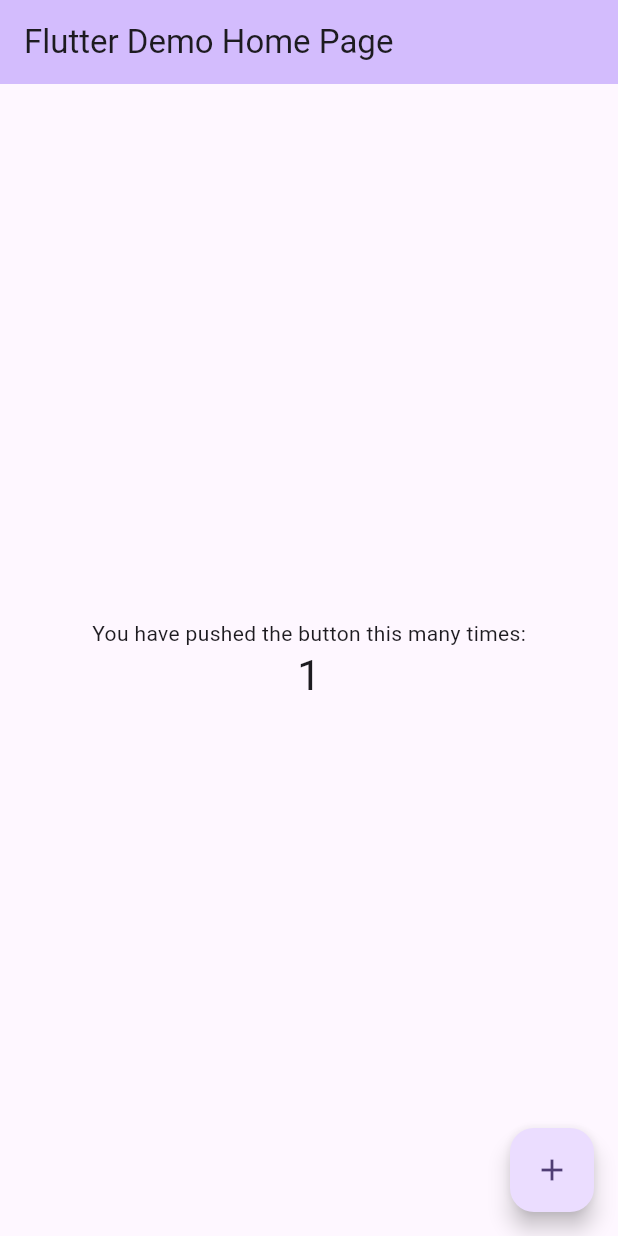
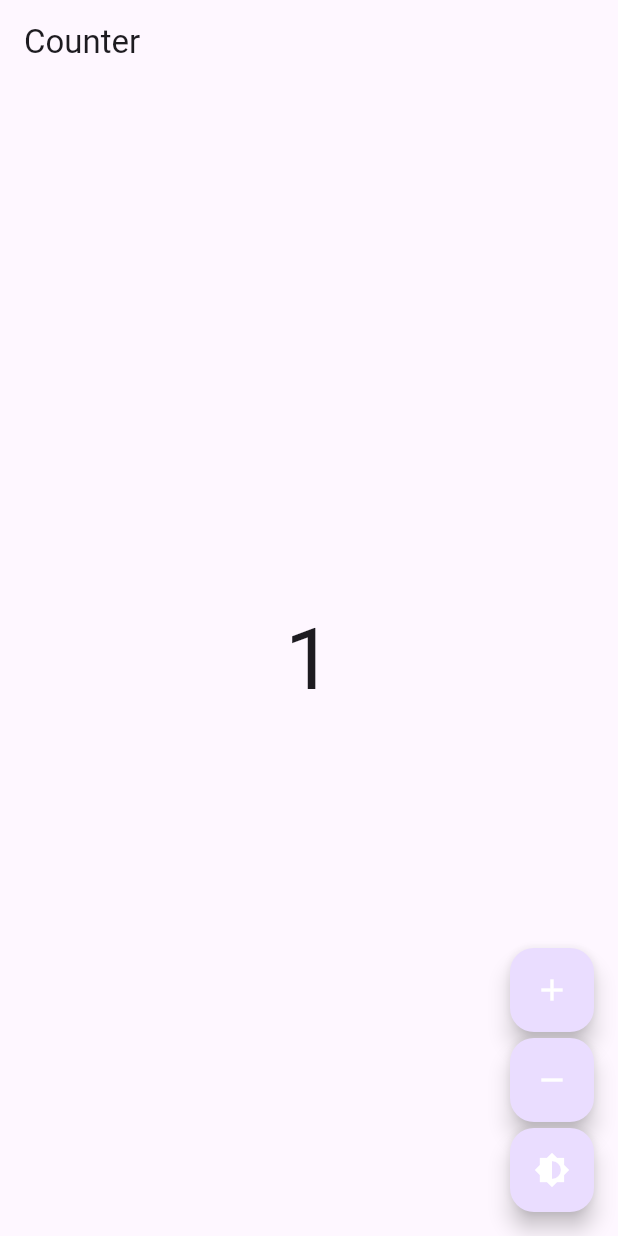
Before and after one commit to boiko-volodymyr/lamp-app, a Flutter app: the screen it shows after launch, after a tap on the "add" icon, on a phone screen of 412 x 824 dp. Run offline on Flutter 3.47's test engine with Material 3 defaults, Android fonts, the phone set to English and light mode, and no system bars; our stand-ins replace flutter_bloc.

Commit message:
bloc add

```diff
--- a/lib/main.dart
+++ b/lib/main.dart
@@ -1,125 +1,190 @@
+// ignore_for_file: avoid_print
+
 import 'package:flutter/material.dart';
+import 'package:flutter_bloc/flutter_bloc.dart';
 
 void main() {
-  runApp(const MyApp());
+  Bloc.observer = const AppBlocObserver();
+  runApp(const App());
 }
 
-class MyApp extends StatelessWidget {
-  const MyApp({super.key});
+/// {@template app_bloc_observer}
+/// Custom [BlocObserver] that observes all bloc and cubit state changes.
+/// {@endtemplate}
+class AppBlocObserver extends BlocObserver {
+  /// {@macro app_bloc_observer}
+  const AppBlocObserver();
 
-  // This widget is the root of your application.
+  @override
+  void onChange(BlocBase<dynamic> bloc, Change<dynamic> change) {
+    super.onChange(bloc, change);
+    if (bloc is Cubit) print(change);
+  }
+
+  @override
+  void onTransition(
+      Bloc<dynamic, dynamic> bloc,
+      Transition<dynamic, dynamic> transition,
+      ) {
+    super.onTransition(bloc, transition);
+    print(transition);
+  }
+}
+
+/// {@template app}
+/// A [StatelessWidget] that:
+/// * uses [bloc](https://pub.dev/packages/bloc) and
+/// [flutter_bloc](https://pub.dev/packages/flutter_bloc)
+/// to manage the state of a counter and the app theme.
+/// {@endtemplate}
+class App extends StatelessWidget {
+  /// {@macro app}
+  const App({super.key});
+
   @override
   Widget build(BuildContext context) {
-    return MaterialApp(
-      title: 'Flutter Demo',
-      theme: ThemeData(
-        // This is the theme of your application.
-        //
-        // TRY THIS: Try running your application with "flutter run". You'll see
-        // the application has a purple toolbar. Then, without quitting the app,
-        // try changing the seedColor in the colorScheme below to Colors.green
-        // and then invoke "hot reload" (save your changes or press the "hot
-        // reload" button in a Flutter-supported IDE, or press "r" if you used
-        // the command line to start the app).
-        //
-        // Notice that the counter didn't reset back to zero; the application
-        // state is not lost during the reload. To reset the state, use hot
-        // restart instead.
-        //
-        // This works for code too, not just values: Most code changes can be
-        // tested with just a hot reload.
-        colorScheme: ColorScheme.fromSeed(seedColor: Colors.deepPurple),
-        useMaterial3: true,
-      ),
-      home: const MyHomePage(title: 'Flutter Demo Home Page'),
+    return BlocProvider(
+      create: (_) => ThemeCubit(),
+      child: const AppView(),
     );
   }
 }
 
-class MyHomePage extends StatefulWidget {
-  const MyHomePage({super.key, required this.title});
-
-  // This widget is the home page of your application. It is stateful, meaning
-  // that it has a State object (defined below) that contains fields that affect
-  // how it looks.
-
-  // This class is the configuration for the state. It holds the values (in this
-  // case the title) provided by the parent (in this case the App widget) and
-  // used by the build method of the State. Fields in a Widget subclass are
-  // always marked "final".
-
-  final String title;
-
-  @override
-  State<MyHomePage> createState() => _MyHomePageState();
-}
-
-class _MyHomePageState extends State<MyHomePage> {
-  int _counter = 0;
-
-  void _incrementCounter() {
-    setState(() {
-      // This call to setState tells the Flutter framework that something has
-      // changed in this State, which causes it to rerun the build method below
-      // so that the display can reflect the updated values. If we changed
-      // _counter without calling setState(), then the build method would not be
-      // called again, and so nothing would appear to happen.
-      _counter++;
-    });
-  }
+/// {@template app_view}
+/// A [StatelessWidget] that:
+/// * reacts to state changes in the [ThemeCubit]
+/// and updates the theme of the [MaterialApp].
+/// * renders the [CounterPage].
+/// {@endtemplate}
+class AppView extends StatelessWidget {
+  /// {@macro app_view}
+  const AppView({super.key});
 
   @override
   Widget build(BuildContext context) {
-    // This method is rerun every time setState is called, for instance as done
-    // by the _incrementCounter method above.
-    //
-    // The Flutter framework has been optimized to make rerunning build methods
-    // fast, so that you can just rebuild anything that needs updating rather
-    // than having to individually change instances of widgets.
+    return BlocBuilder<ThemeCubit, ThemeData>(
+      builder: (_, theme) {
+        return MaterialApp(
+          theme: theme,
+          home: const CounterPage(),
+        );
+      },
+    );
+  }
+}
+
+/// {@template counter_page}
+/// A [StatelessWidget] that:
+/// * provides a [CounterBloc] to the [CounterView].
+/// {@endtemplate}
+class CounterPage extends StatelessWidget {
+  /// {@macro counter_page}
+  const CounterPage({super.key});
+
+  @override
+  Widget build(BuildContext context) {
+    return BlocProvider(
+      create: (_) => CounterBloc(),
+      child: const CounterView(),
+    );
+  }
+}
+
+/// {@template counter_view}
+/// A [StatelessWidget] that:
+/// * demonstrates how to consume and interact with a [CounterBloc].
+/// {@endtemplate}
+class CounterView extends StatelessWidget {
+  /// {@macro counter_view}
+  const CounterView({super.key});
+
+  @override
+  Widget build(BuildContext context) {
     return Scaffold(
-      appBar: AppBar(
-        // TRY THIS: Try changing the color here to a specific color (to
-        // Colors.amber, perhaps?) and trigger a hot reload to see the AppBar
-        // change color while the other colors stay the same.
-        backgroundColor: Theme.of(context).colorScheme.inversePrimary,
-        // Here we take the value from the MyHomePage object that was created by
-        // the App.build method, and use it to set our appbar title.
-        title: Text(widget.title),
+      appBar: AppBar(title: const Text('Counter')),
+      body: Center(
+        child: BlocBuilder<CounterBloc, int>(
+          builder: (context, count) {
+            return Text(
+              '$count',
+              style: Theme.of(context).textTheme.displayLarge,
+            );
+          },
         ),
-      body: Center(
-        // Center is a layout widget. It takes a single child and positions it
-        // in the middle of the parent.
-        child: Column(
-          // Column is also a layout widget. It takes a list of children and
-          // arranges them vertically. By default, it sizes itself to fit its
-          // children horizontally, and tries to be as tall as its parent.
-          //
-          // Column has various properties to control how it sizes itself and
-          // how it positions its children. Here we use mainAxisAlignment to
-          // center the children vertically; the main axis here is the vertical
-          // axis because Columns are vertical (the cross axis would be
-          // horizontal).
-          //
-          // TRY THIS: Invoke "debug painting" (choose the "Toggle Debug Paint"
-          // action in the IDE, or press "p" in the console), to see the
-          // wireframe for each widget.
-          mainAxisAlignment: MainAxisAlignment.center,
+      ),
+      floatingActionButton: Column(
+        crossAxisAlignment: CrossAxisAlignment.end,
+        mainAxisAlignment: MainAxisAlignment.end,
         children: <Widget>[
-            const Text(
-              'You have pushed the button this many times:',
+          FloatingActionButton(
+            child: const Icon(Icons.add),
+            onPressed: () {
+              context.read<CounterBloc>().add(CounterIncrementPressed());
+            },
           ),
-            Text(
-              '$_counter',
-              style: Theme.of(context).textTheme.headlineMedium,
+          const SizedBox(height: 4),
+          FloatingActionButton(
+            child: const Icon(Icons.remove),
+            onPressed: () {
+              context.read<CounterBloc>().add(CounterDecrementPressed());
+            },
+          ),
+          const SizedBox(height: 4),
+          FloatingActionButton(
+            child: const Icon(Icons.brightness_6),
+            onPressed: () {
+              context.read<ThemeCubit>().toggleTheme();
+            },
           ),
         ],
       ),
-      ),
-      floatingActionButton: FloatingActionButton(
-        onPressed: _incrementCounter,
-        tooltip: 'Increment',
-        child: const Icon(Icons.add),
-      ), // This trailing comma makes auto-formatting nicer for build methods.
     );
   }
 }
+
+/// Event being processed by [CounterBloc].
+abstract class CounterEvent {}
+
+/// Notifies bloc to increment state.
+class CounterIncrementPressed extends CounterEvent {}
+
+/// Notifies bloc to decrement state.
+class CounterDecrementPressed extends CounterEvent {}
+
+/// {@template counter_bloc}
+/// A simple [Bloc] that manages an `int` as its state.
+/// {@endtemplate}
+class CounterBloc extends Bloc<CounterEvent, int> {
+  /// {@macro counter_bloc}
+  CounterBloc() : super(0) {
+    on<CounterIncrementPressed>((event, emit) => emit(state + 1));
+    on<CounterDecrementPressed>((event, emit) => emit(state - 1));
+  }
+}
+
+/// {@template brightness_cubit}
+/// A simple [Cubit] that manages the [ThemeData] as its state.
+/// {@endtemplate}
+class ThemeCubit extends Cubit<ThemeData> {
+  /// {@macro brightness_cubit}
+  ThemeCubit() : super(_lightTheme);
+
+  static final _lightTheme = ThemeData(
+    floatingActionButtonTheme: const FloatingActionButtonThemeData(
+      foregroundColor: Colors.white,
+    ),
+    brightness: Brightness.light,
+  );
+
+  static final _darkTheme = ThemeData(
+    floatingActionButtonTheme: const FloatingActionButtonThemeData(
+      foregroundColor: Colors.black,
+    ),
+    brightness: Brightness.dark,
+  );
+
+  /// Toggles the current brightness between light and dark.
+  void toggleTheme() {
+    emit(state.brightness == Brightness.dark ? _lightTheme : _darkTheme);
+  }
+}
--- a/pubspec.yaml
+++ b/pubspec.yaml
@@ -35,6 +35,7 @@ dependencies:
   # The following adds the Cupertino Icons font to your application.
   # Use with the CupertinoIcons class for iOS style icons.
   cupertino_icons: ^1.0.2
+  flutter_bloc: ^8.1.3
 
 dev_dependencies:
   flutter_test:
```
Also changed, not shown: pubspec.lock. Lines whose indentation alone changed are shown as unchanged.
